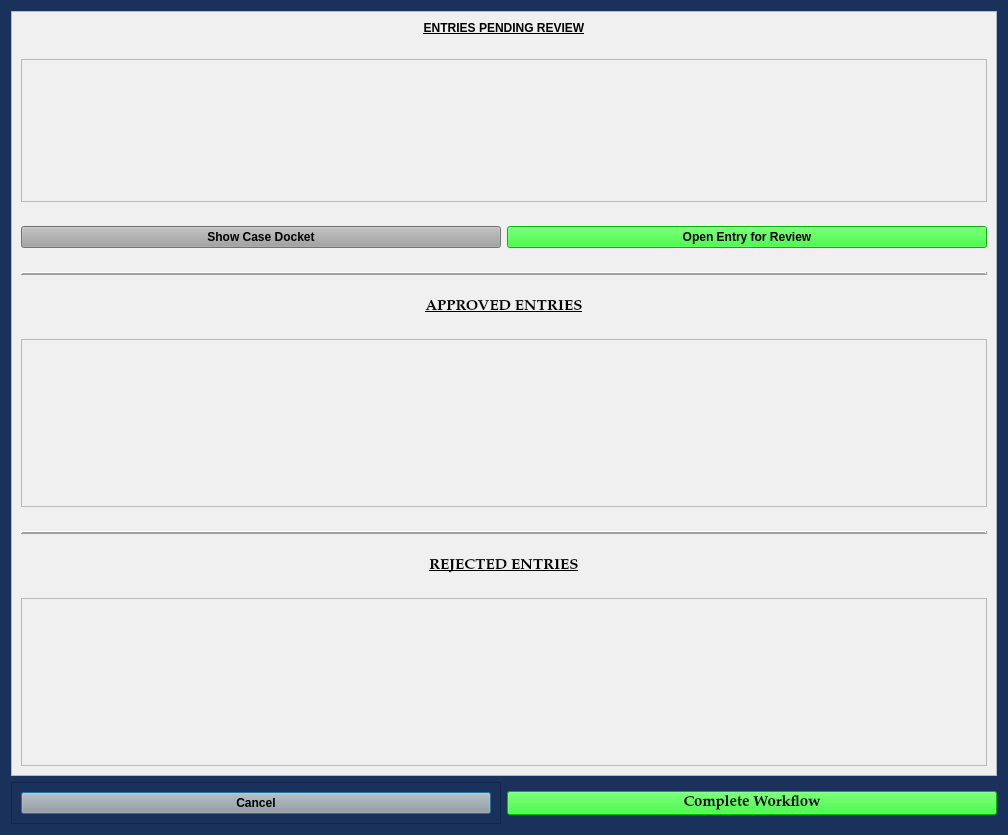
Above: munientry/views/ui/HemmeterWorkflowDialog.ui from HunterProgram22/MuniEntry before the change. Below: the same form after it.
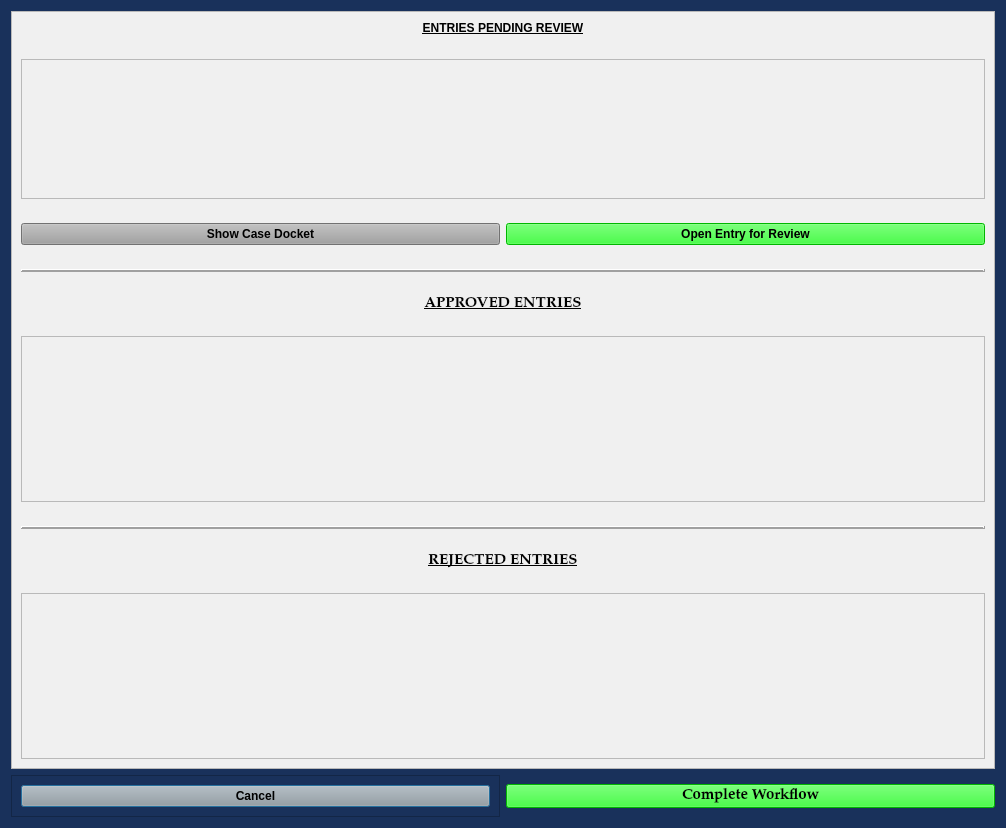
That is the form after the change.

```diff
--- a/munientry/views/ui/HemmeterWorkflowDialog.ui
+++ b/munientry/views/ui/HemmeterWorkflowDialog.ui
@@ -9,8 +9,8 @@
    <rect>
     <x>0</x>
     <y>0</y>
-    <width>1008</width>
-    <height>835</height>
+    <width>1006</width>
+    <height>828</height>
    </rect>
   </property>
   <property name="sizePolicy">
```
Left out of the diff: 6 changed lines with no effect on the pictures.
